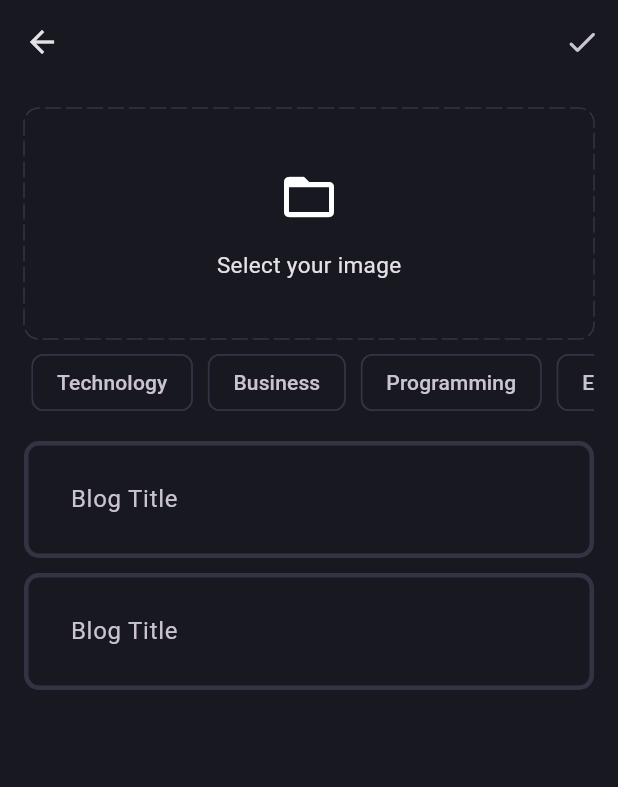
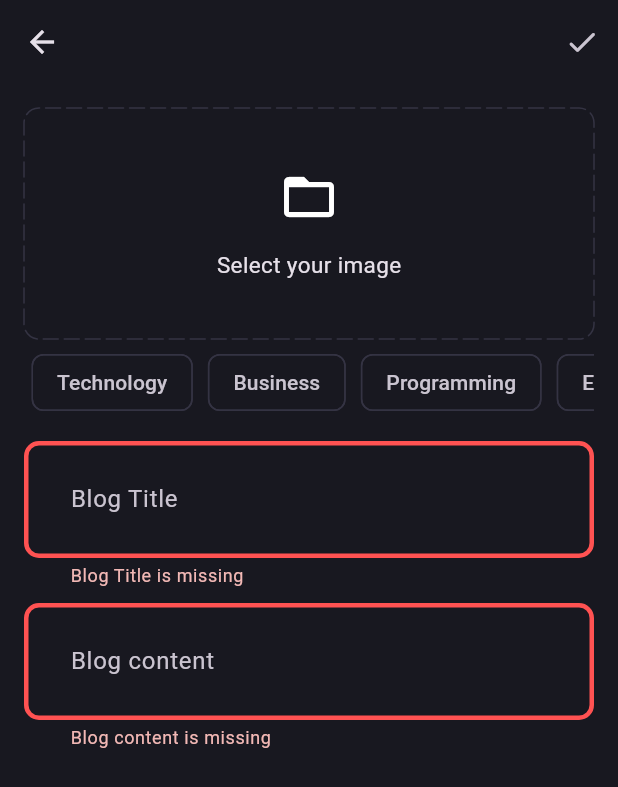
Before and after one commit to Jenish-Soni/blog-app, a Flutter app: the AddNewBlogPage screen opened directly, after a tap on the "done" icon, on a phone screen of 412 x 824 dp. Shown: the top 787 px of the screen. Run offline on Flutter 3.47's test engine with Material 3 defaults, Android fonts, the phone set to English and light mode, and no system bars; drawn by our look-alikes of dotted_border; our stand-ins replace flutter_bloc, fpdart, get_it, image_picker, supabase_flutter; accounts and stored records are empty.

Commit message:
Upload Blog with functionality complete

```diff
--- a/lib/core/theme/theme.dart
+++ b/lib/core/theme/theme.dart
@@ -20,8 +20,10 @@ class AppTheme{
     ),
     inputDecorationTheme: InputDecorationTheme(
       contentPadding: EdgeInsets.all(27),
+      border: _border(),
       enabledBorder: _border(),
-      focusedBorder: _border(AppPallete.gradient2)
+      focusedBorder: _border(AppPallete.gradient2),
+      errorBorder: _border(AppPallete.errorColor),
     )
   );
 }
--- a/lib/features/blog/data/datasources/blog_remote_data_source.dart
+++ b/lib/features/blog/data/datasources/blog_remote_data_source.dart
@@ -19,7 +19,7 @@ class BlogRemoteDataSourceImpl implements BlogRemoteDataSource {
   Future<BlogModel> uploadBlog(BlogModel blog) async {
     try {
       final blogData =
-          await supabaseClient.from('bolgs').insert(blog.toJson()).select();
+          await supabaseClient.from('blogs').insert(blog.toJson()).select();
       return BlogModel.fromJson(blogData.first);
     } catch (e) {
       throw ServerException(e.toString());
--- /dev/null
+++ b/lib/features/blog/domain/usecases/upload_blog.dart
@@ -0,0 +1,38 @@
+import 'dart:io';
+
+import 'package:blog_app/core/error/failures.dart';
+import 'package:blog_app/core/usecase/usecase.dart';
+import 'package:blog_app/features/blog/domain/entities/blog.dart';
+import 'package:blog_app/features/blog/domain/repositories/blog_repository.dart';
+import 'package:fpdart/fpdart.dart';
+
+class UploadBlog implements UseCase<Blog, UploadBlogParams> {
+  final BlogRepository blogRepository;
+
+  UploadBlog(this.blogRepository);
+  @override
+  Future<Either<Failure, Blog>> call(UploadBlogParams params) async {
+    return await blogRepository.uploadBlog(
+      image: params.image,
+      title: params.title,
+      content: params.content,
+      posterId: params.posterId,
+      topics: params.topics,
+    );
+  }
+}
+
+class UploadBlogParams {
+  final String posterId;
+  final String title;
+  final String content;
+  final File image;
+  final List<String> topics;
+
+  UploadBlogParams(
+      {required this.posterId,
+      required this.title,
+      required this.content,
+      required this.image,
+      required this.topics});
+}
--- /dev/null
+++ b/lib/features/blog/presentation/bloc/blog_bloc.dart
@@ -0,0 +1,35 @@
+import 'dart:io';
+
+import 'package:blog_app/features/blog/domain/usecases/upload_blog.dart';
+import 'package:flutter/material.dart';
+import 'package:flutter_bloc/flutter_bloc.dart';
+
+part 'blog_event.dart';
+part 'blog_state.dart';
+
+class BlogBloc extends Bloc<BlogEvent, BlogState> {
+  final UploadBlog uploadBlog;
+  BlogBloc(this.uploadBlog) : super(BlogInitial()) {
+    on<BlogEvent>((event, emit) {
+      emit(BlogLoading());
+    });
+
+    on<BlogUpload>(_onBlogUpload);
+  }
+
+  void _onBlogUpload(BlogUpload event, Emitter<BlogState> emit) async {
+    final res = await uploadBlog(
+      UploadBlogParams(
+        posterId: event.posterId,
+        title: event.title,
+        content: event.content,
+        image: event.image,
+        topics: event.topics,
+      ),
+    );
+    res.fold(
+      (l) => emit(BlogFailure(l.message)),
+      (r) => emit(BlogSuccess()),
+    );
+  }
+}
--- /dev/null
+++ b/lib/features/blog/presentation/bloc/blog_event.dart
@@ -0,0 +1,20 @@
+part of 'blog_bloc.dart';
+
+@immutable
+sealed class BlogEvent {}
+
+final class BlogUpload extends BlogEvent {
+  final String posterId;
+  final String title;
+  final String content;
+  final File image;
+  final List<String> topics;
+
+  BlogUpload({
+    required this.posterId,
+    required this.title,
+    required this.content,
+    required this.image,
+    required this.topics,
+  });
+}
--- /dev/null
+++ b/lib/features/blog/presentation/bloc/blog_state.dart
@@ -0,0 +1,16 @@
+part of 'blog_bloc.dart';
+
+@immutable
+sealed class BlogState {}
+
+final class BlogInitial extends BlogState {}
+
+final class BlogLoading extends BlogState{}
+
+final class BlogFailure extends BlogState{
+  final String error;
+
+  BlogFailure(this.error);
+}
+
+final class BlogSuccess extends BlogState{}
--- a/lib/features/blog/presentation/pages/add_new_blog.dart
+++ b/lib/features/blog/presentation/pages/add_new_blog.dart
@@ -1,10 +1,17 @@
 import 'dart:io';
 
+import 'package:blog_app/core/common/cubits/app_user/app_user_cubit.dart';
 import 'package:blog_app/core/theme/app_pallete.dart';
 import 'package:blog_app/core/utils/pick_image.dart';
+import 'package:blog_app/core/utils/show_snackbar.dart';
+import 'package:blog_app/features/blog/presentation/bloc/blog_bloc.dart';
+import 'package:blog_app/features/blog/presentation/pages/bog_page.dart';
 import 'package:blog_app/features/blog/presentation/widgets/blog_editor.dart';
 import 'package:dotted_border/dotted_border.dart';
 import 'package:flutter/material.dart';
+import 'package:flutter_bloc/flutter_bloc.dart';
+
+import '../../../../core/common/widgets/loader.dart';
 
 class AddNewBlogPage extends StatefulWidget {
   static route() => MaterialPageRoute(
@@ -21,6 +28,7 @@ class _AddNewBlogPageState extends State<AddNewBlogPage> {
   final contentController = TextEditingController();
   List<String> selectedTopics = [];
   File? image;
+  final _formKey = GlobalKey<FormState>();
 
   void selectImage() async {
     final pickedImage = await pickImage();
@@ -28,6 +36,24 @@ class _AddNewBlogPageState extends State<AddNewBlogPage> {
       setState(() {
         image = pickedImage;
       });
+    }
+  }
+
+  void uploadBlog() {
+    if (_formKey.currentState!.validate() &&
+        selectedTopics.isNotEmpty &&
+        image != null) {
+      final posterId =
+          (context.read<AppUserCubit>().state as AppUserLoggedIn).user.id;
+      context.read<BlogBloc>().add(
+            BlogUpload(
+              posterId: posterId,
+              title: titleController.text.trim(),
+              content: contentController.text.trim(),
+              image: image!,
+              topics: selectedTopics,
+            ),
+          );
     }
   }
 
@@ -44,19 +70,38 @@ class _AddNewBlogPageState extends State<AddNewBlogPage> {
       appBar: AppBar(
         actions: [
           IconButton(
-            onPressed: () {},
+            onPressed: () {
+              uploadBlog();
+            },
             icon: const Icon(Icons.done_rounded),
           ),
         ],
       ),
-      body: SingleChildScrollView(
+      body: BlocConsumer<BlogBloc, BlogState>(
+        listener: (context, state) {
+          if (state is BlogFailure) {
+            showSnackBar(context, state.error);
+          } else if (state is BlogSuccess) {
+            Navigator.pushAndRemoveUntil(
+                context, BlogPage.route(), (route) => false);
+          }
+        },
+        builder: (context, state) {
+          if(state is BlogLoading){
+            return const Loader();
+          }
+          return SingleChildScrollView(
             child: Padding(
               padding: const EdgeInsets.all(16.0),
+              child: Form(
+                key: _formKey,
                 child: Column(
                   children: [
                     image != null
                         ? GestureDetector(
-                onTap: (){selectImage();},
+                            onTap: () {
+                              selectImage();
+                            },
                             child: SizedBox(
                               child: ClipRRect(
                                 child: Image.file(
@@ -130,7 +175,8 @@ class _AddNewBlogPageState extends State<AddNewBlogPage> {
                                         : null,
                                     side: selectedTopics.contains(e)
                                         ? null
-                                  : BorderSide(color: AppPallete.borderColor),
+                                        : BorderSide(
+                                            color: AppPallete.borderColor),
                                   ),
                                 ),
                               ),
@@ -141,15 +187,20 @@ class _AddNewBlogPageState extends State<AddNewBlogPage> {
                     const SizedBox(
                       height: 10,
                     ),
-              BlogEditor(controller: titleController, hintText: 'Blog Title'),
+                    BlogEditor(
+                        controller: titleController, hintText: 'Blog Title'),
                     const SizedBox(
                       height: 10,
                     ),
-              BlogEditor(controller: contentController, hintText: 'Blog Title'),
+                    BlogEditor(
+                        controller: contentController, hintText: 'Blog content'),
                   ],
                 ),
               ),
             ),
           );
+        },
+      ),
+    );
   }
 }
--- a/lib/features/blog/presentation/pages/bog_page.dart
+++ b/lib/features/blog/presentation/pages/bog_page.dart
@@ -3,6 +3,7 @@ import 'package:flutter/cupertino.dart';
 import 'package:flutter/material.dart';
 
 class BlogPage extends StatelessWidget {
+  static route()=> MaterialPageRoute(builder: (context) => BlogPage());
   const BlogPage({super.key});
 
   @override
--- a/lib/features/blog/presentation/widgets/blog_editor.dart
+++ b/lib/features/blog/presentation/widgets/blog_editor.dart
@@ -14,6 +14,12 @@ class BlogEditor extends StatelessWidget {
         hintText: hintText
       ),
       maxLines: null,
+      validator: (value){
+        if(value!.isEmpty){
+          return "$hintText is missing";
+        }
+        return null;
+      },
     );
   }
 }
```
Also changed, not shown: lib/core/utils/pick_image.dart (+7 -5 lines), lib/init_dependencies.dart (+31 -7 lines), lib/main.dart (+6 -8 lines). Lines whose indentation alone changed are shown as unchanged.
